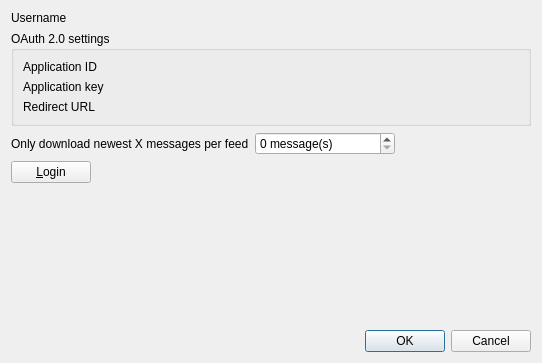
Before: the Qt Designer form src/librssguard/services/inoreader/gui/formeditinoreaderaccount.ui in martinrotter/rssguard, drawn with Qt 5.
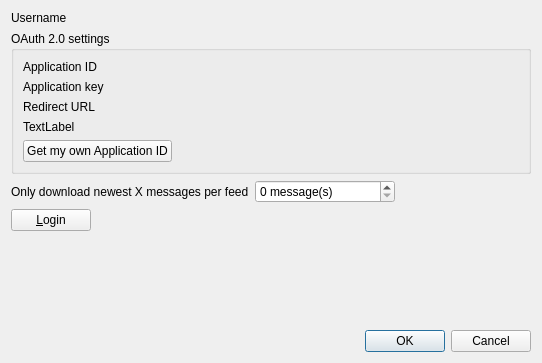
After: the same form once the commit is applied. Custom widgets are drawn as their Qt base class.

```diff
--- a/src/librssguard/services/inoreader/gui/formeditinoreaderaccount.ui
+++ b/src/librssguard/services/inoreader/gui/formeditinoreaderaccount.ui
@@ -57,6 +57,23 @@
       <item row="2" column="1">
        <widget class="LineEditWithStatus" name="m_txtRedirectUrl" native="true"/>
       </item>
+      <item row="3" column="0" colspan="2">
+       <widget class="QLabel" name="m_lblInfo">
+        <property name="text">
+         <string>TextLabel</string>
+        </property>
+        <property name="wordWrap">
+         <bool>true</bool>
+        </property>
+       </widget>
+      </item>
+      <item row="4" column="0">
+       <widget class="QPushButton" name="m_btnRegisterApi">
+        <property name="text">
+         <string>Get my own Application ID</string>
+        </property>
+       </widget>
+      </item>
      </layout>
     </widget>
    </item>
```
Left out of the diff: 13 changed lines with no effect on the pictures.
